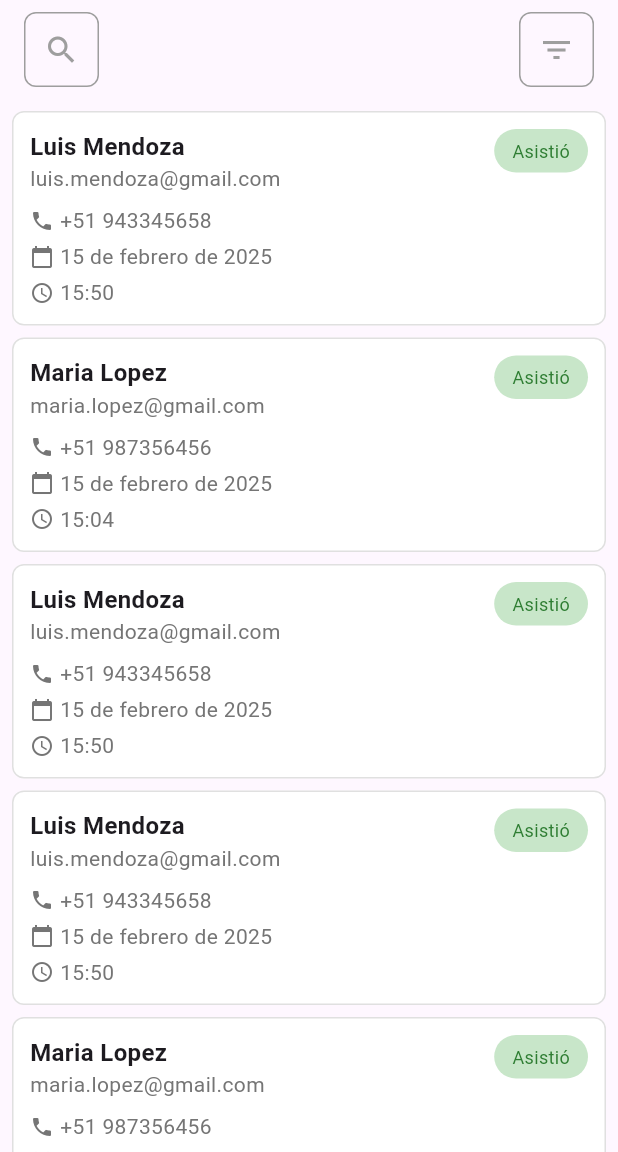
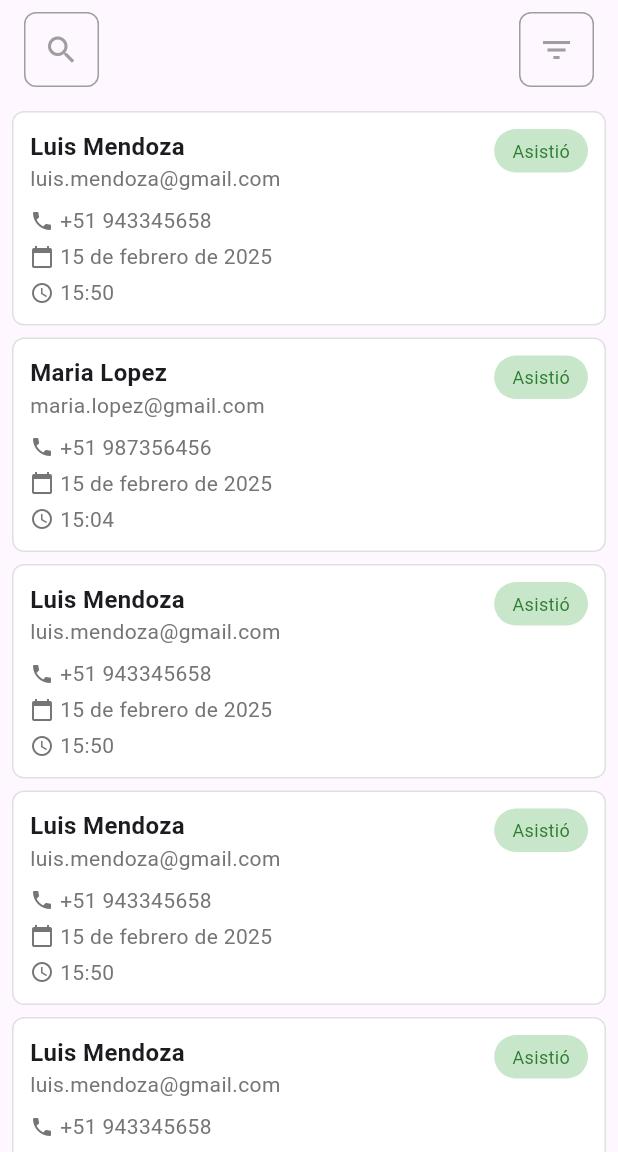
Before and after one commit to abel-utp/CONEXION_BD_FLUTTER, a Flutter app: the StudentListScreen_asistio screen opened directly, on a phone screen of 412 x 824 dp, the part 84-1236 px from its top. Run offline on Flutter 3.47's test engine with Material 3 defaults, Android fonts, the phone set to English and light mode, and no system bars.

Commit message:
dimensiones y amplio lista de estudiiantes
amplio lista de estudiantes y se  estructura dimensiones

```diff
--- a/lib/marketplace_1.dart
+++ b/lib/marketplace_1.dart
@@ -146,7 +146,7 @@ class CourseRegistrationScreen extends StatelessWidget {
                     ),
                   ),
 
-                  SizedBox(height: 44),
+                  SizedBox(height: 34),
 
                   // Registration Button
                   SizedBox(
@@ -183,6 +183,7 @@ class CourseRegistrationScreen extends StatelessWidget {
                 ],
               ),
             ),
+            SizedBox(height: 34),
           ],
         ),
       ),
--- a/lib/marketplace_2.dart
+++ b/lib/marketplace_2.dart
@@ -159,7 +159,7 @@ class CourseCard extends StatelessWidget {
                     ),
                   ),
 
-                  SizedBox(height: 44),
+                  SizedBox(height: 34),
 
                   // Registration Button
                   SizedBox(
@@ -198,6 +198,7 @@ class CourseCard extends StatelessWidget {
                 ],
               ),
             ),
+            SizedBox(height: 34),
           ],
         ),
       ),
--- a/lib/registro_3_asistio.dart
+++ b/lib/registro_3_asistio.dart
@@ -151,6 +151,62 @@ class StudentListScreen_asistio extends StatelessWidget {
                   time: '15:50',
                 ),
                 StudentCard(
+                  name: 'Luis Mendoza',
+                  email: 'luis.mendoza@gmail.com',
+                  phone: '+51 943345658',
+                  date: '15 de febrero de 2025',
+                  time: '15:50',
+                ),
+                StudentCard(
+                  name: 'Maria Lopez',
+                  email: 'maria.lopez@gmail.com',
+                  phone: '+51 987356456',
+                  date: '15 de febrero de 2025',
+                  time: '15:04',
+                ),
+                StudentCard(
+                  name: 'Luis Mendoza',
+                  email: 'luis.mendoza@gmail.com',
+                  phone: '+51 943345658',
+                  date: '15 de febrero de 2025',
+                  time: '15:50',
+                ),
+                StudentCard(
+                  name: 'Luis Mendoza',
+                  email: 'luis.mendoza@gmail.com',
+                  phone: '+51 943345658',
+                  date: '15 de febrero de 2025',
+                  time: '15:50',
+                ),
+                StudentCard(
+                  name: 'Luis Mendoza',
+                  email: 'luis.mendoza@gmail.com',
+                  phone: '+51 943345658',
+                  date: '15 de febrero de 2025',
+                  time: '15:50',
+                ),
+                StudentCard(
+                  name: 'Maria Lopez',
+                  email: 'maria.lopez@gmail.com',
+                  phone: '+51 987356456',
+                  date: '15 de febrero de 2025',
+                  time: '15:04',
+                ),
+                StudentCard(
+                  name: 'Luis Mendoza',
+                  email: 'luis.mendoza@gmail.com',
+                  phone: '+51 943345658',
+                  date: '15 de febrero de 2025',
+                  time: '15:50',
+                ),
+                StudentCard(
+                  name: 'Luis Mendoza',
+                  email: 'luis.mendoza@gmail.com',
+                  phone: '+51 943345658',
+                  date: '15 de febrero de 2025',
+                  time: '15:50',
+                ),
+                StudentCard(
                   name: 'Maria Lopez',
                   email: 'maria.lopez@gmail.com',
                   phone: '+51 987356456',
```
